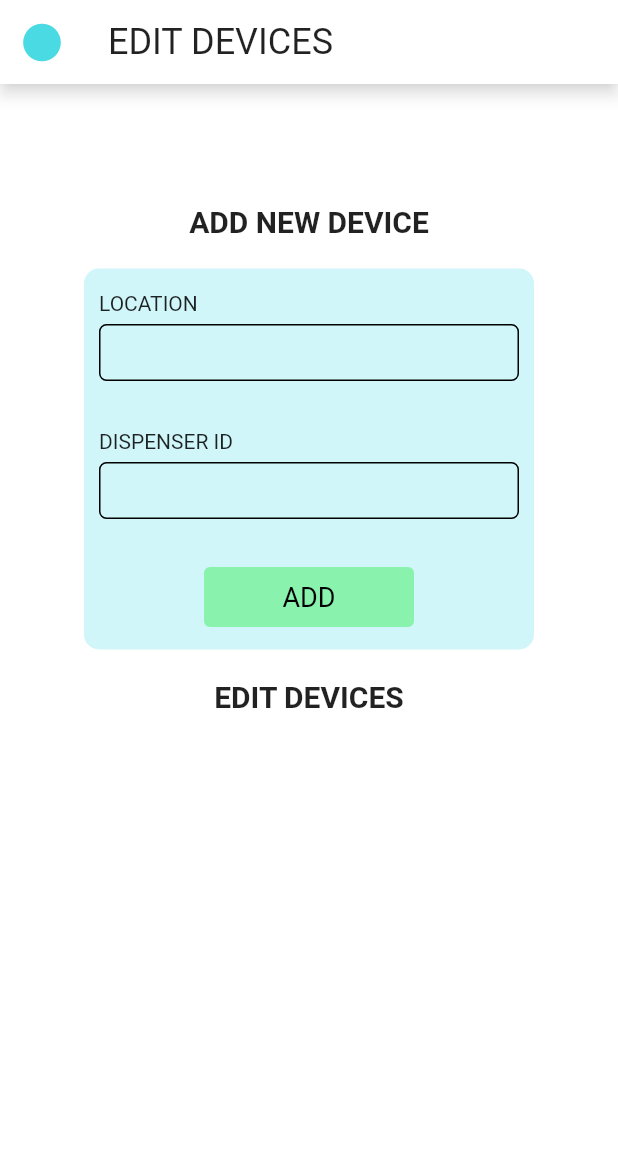
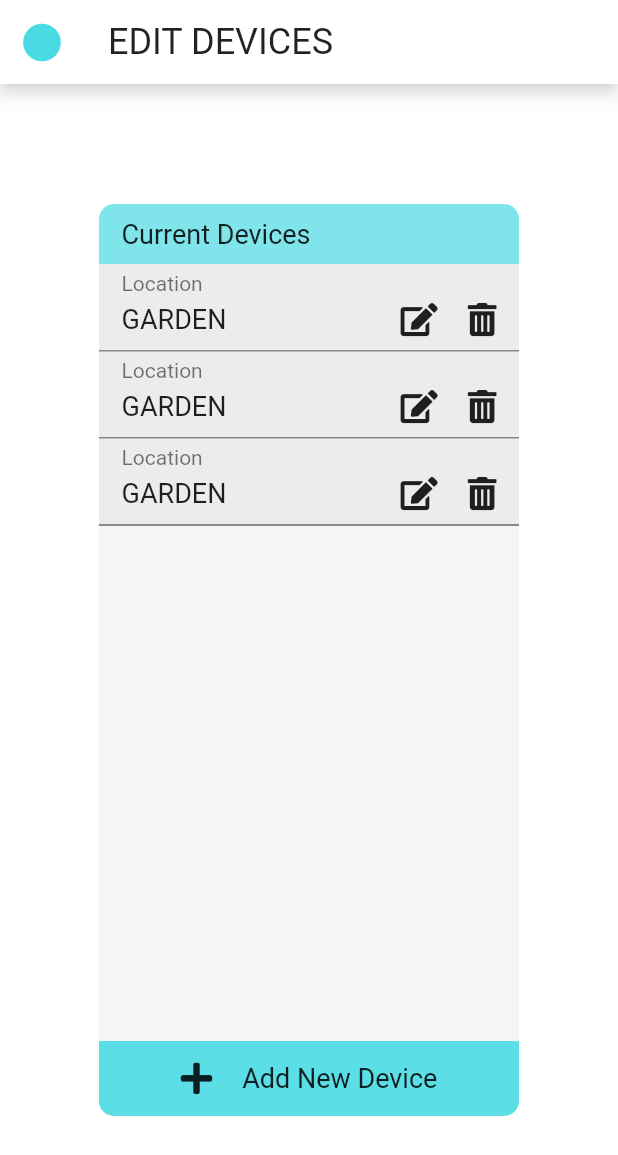
Before and after one commit to Royleong31/Sanitiser-App, a Flutter app: the EditDevices screen opened by its route, on a phone screen of 412 x 824 dp. Shown: the top 1155 px of the screen. Run offline on Flutter 3.47's test engine with Material 2 defaults, Android fonts, the phone set to English and light mode, and no system bars; our stand-ins replace cloud_firestore, firebase_auth, firebase_core, firebase_messaging, font_awesome_flutter, modal_progress_hud; missing offline and left inert: align_positioned; accounts and stored records are empty.

Commit message:
finished edit devices and most of UI

```diff
--- a/lib/logged_in_pages/editDevices.dart
+++ b/lib/logged_in_pages/editDevices.dart
@@ -1,8 +1,10 @@
 import 'package:flutter/material.dart';
 import 'package:sanitiser_app/models/const.dart';
+import 'package:sanitiser_app/models/dialogs.dart';
 import 'package:sanitiser_app/widgets/CustomInputField.dart';
 import 'package:sanitiser_app/widgets/GeneralButton.dart';
 import 'package:sanitiser_app/widgets/OverlayMenu.dart';
+import 'package:font_awesome_flutter/font_awesome_flutter.dart';
 
 class EditDevices extends StatefulWidget {
   static const routeName = 'edit-devices';
@@ -56,42 +58,71 @@ class _EditDevicesState extends State<EditDevices> {
                 : null,
             child: SingleChildScrollView(
               child: Container(
-                height: MediaQuery.of(context).size.height -
-                    AppBar().preferredSize.height -
-                    MediaQuery.of(context).padding.top,
                 child: Center(
                   child: Column(
                     children: [
                       SizedBox(height: 80),
-                      Text(
-                        'ADD NEW DEVICE',
-                        style: TextStyle(
-                            fontWeight: FontWeight.bold, fontSize: 20),
+                      Container(
+                        width: 280,
+                        height: 40,
+                        padding: EdgeInsets.symmetric(horizontal: 15),
+                        decoration: BoxDecoration(
+                            color: kNormalColor.withOpacity(0.7),
+                            borderRadius: BorderRadius.only(
+                                topLeft: Radius.circular(10),
+                                topRight: Radius.circular(10))),
+                        child: Align(
+                          alignment: Alignment.centerLeft,
+                          child: Text('Current Devices',
+                              textAlign: TextAlign.left,
+                              style: TextStyle(
+                                  fontSize: 18, color: Colors.black87)),
+                        ),
                       ),
-                      SizedBox(height: 20),
                       Container(
-                        padding:
-                            EdgeInsets.symmetric(horizontal: 10, vertical: 15),
                         decoration: BoxDecoration(
-                          color: Color(0xFFD0F6F9),
-                          borderRadius: BorderRadius.circular(10),
+                          color: kOffWhiteColor,
                         ),
-                        child: Column(children: [
-                          CustomInputField(
-                            label: 'LOCATION',
+                        height: MediaQuery.of(context).size.height -
+                            AppBar().preferredSize.height -
+                            MediaQuery.of(context).padding.top -
+                            250,
+                        width: 280,
+                        child: ListView(
+                          children: [
+                            DeviceListTile('Garden', () {}, () {}),
+                            DeviceListTile('Garden', () {}, () {}),
+                            DeviceListTile('Garden', () {}, () {}),
+                          ],
+                        ),
+                      ),
+                      GestureDetector(
+                        onTap: () {
+                          print('adding new device');
+                          addDeviceDialog(context);
+                        },
+                        child: Container(
+                          height: 50,
+                          padding: EdgeInsets.symmetric(horizontal: 15),
+                          decoration: BoxDecoration(
+                              color: kNormalColor.withOpacity(0.9),
+                              borderRadius: BorderRadius.only(
+                                  bottomRight: Radius.circular(10),
+                                  bottomLeft: Radius.circular(10))),
+                          width: 280,
+                          child: Row(
+                            mainAxisAlignment: MainAxisAlignment.center,
+                            children: [
+                              FaIcon(FontAwesomeIcons.plus),
+                              SizedBox(width: 20),
+                              Text(
+                                'Add New Device',
+                                style: TextStyle(fontSize: 18),
+                              ),
+                            ],
                           ),
-                          CustomInputField(
-                            label: 'DISPENSER ID',
-                          ),
-                          GeneralButton('ADD', klightGreenColor, () {})
-                        ]),
-                      ),
-                      SizedBox(height: 20),
-                      Text(
-                        'EDIT DEVICES',
-                        style: TextStyle(
-                            fontWeight: FontWeight.bold, fontSize: 20),
-                      ),
+                        ),
+                      )
                     ],
                   ),
                 ),
@@ -108,3 +139,62 @@ class _EditDevicesState extends State<EditDevices> {
     );
   }
 }
+
+class DeviceListTile extends StatelessWidget {
+  DeviceListTile(this.location, this.onEdit, this.onDelete);
+  final String location;
+  final Function onEdit, onDelete;
+
+  @override
+  Widget build(BuildContext context) {
+    return Container(
+      width: 280,
+      padding: EdgeInsets.only(left: 15, right: 15, top: 5, bottom: 10),
+      decoration: BoxDecoration(
+        color: kLightGreyColor.withOpacity(0.55),
+        border: Border(
+          bottom: BorderSide(
+            color: Colors.black87,
+            width: 0.0,
+          ),
+        ),
+      ),
+      child: Column(
+        children: [
+          Align(
+              alignment: Alignment.centerLeft,
+              child: Text(
+                'Location',
+                style: TextStyle(
+                  color: Colors.black54,
+                  fontSize: 14,
+                ),
+              )),
+          SizedBox(height: 5),
+          Row(
+            children: [
+              Text(location.toUpperCase(), style: TextStyle(fontSize: 18)),
+              Spacer(),
+              Container(
+                child: Row(
+                  children: [
+                    GestureDetector(
+                        child: FaIcon(FontAwesomeIcons.solidEdit, size: 22),
+                        onTap: () => openEditDialog(context)),
+                    SizedBox(width: 20),
+                    GestureDetector(
+                        child: FaIcon(
+                          FontAwesomeIcons.solidTrashAlt,
+                          size: 22,
+                        ),
+                        onTap: () => openDeleteDialog(context)),
+                  ],
+                ),
+              )
+            ],
+          )
+        ],
+      ),
+    );
+  }
+}
--- a/lib/models/const.dart
+++ b/lib/models/const.dart
@@ -8,6 +8,7 @@ const kWarningColor = Color(0xFFE9C186);
 const kNormalColor = Color(0xFF49DAE3);
 const kLightGreyColor = Color(0xFFE5E5E5);
 const klightGreenColor = Color(0xFF89F2AD);
+const kOffWhiteColor = Color(0xFFF5F5F5);
 
 // TEXT STYLES
 const klabelTextStyle = TextStyle(fontSize: 18);
--- a/lib/widgets/CustomInputField.dart
+++ b/lib/widgets/CustomInputField.dart
@@ -10,7 +10,7 @@ class CustomInputField extends StatelessWidget {
   Function validatorHandler;
 
   CustomInputField({
-    @required this.label,
+    this.label,
     this.saveHandler,
     this.obscureText: false,
     this.keyboardType,
--- a/pubspec.yaml
+++ b/pubspec.yaml
@@ -29,6 +29,7 @@ dependencies:
   firebase_auth: ^1.0.1
   firebase_core: ^1.0.2
   firebase_messaging: ^9.1.0
+  font_awesome_flutter: ^9.0.0
   http: ^0.13.1
   intl: ^0.17.0
   modal_progress_hud: ^0.1.3
```
Also changed, not shown: lib/models/dialogs.dart (+229 -0 lines), pubspec.lock.
